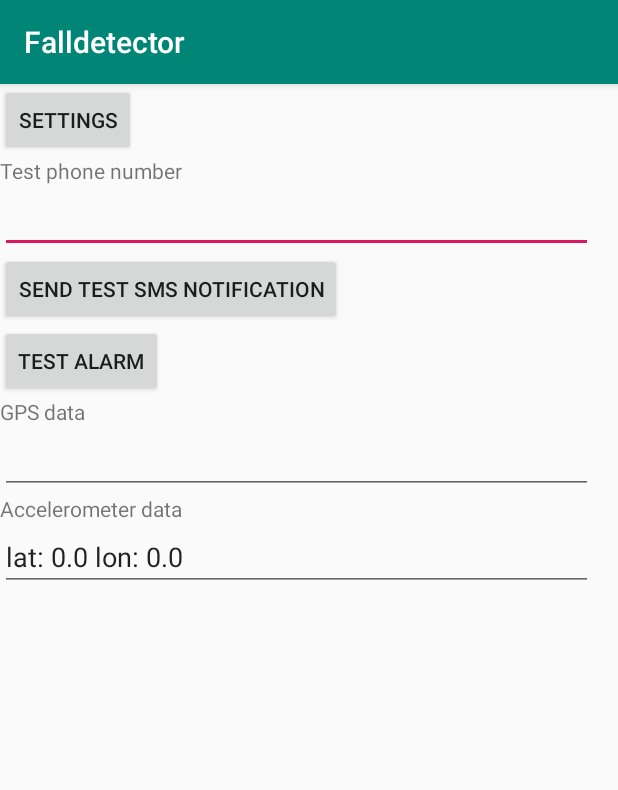
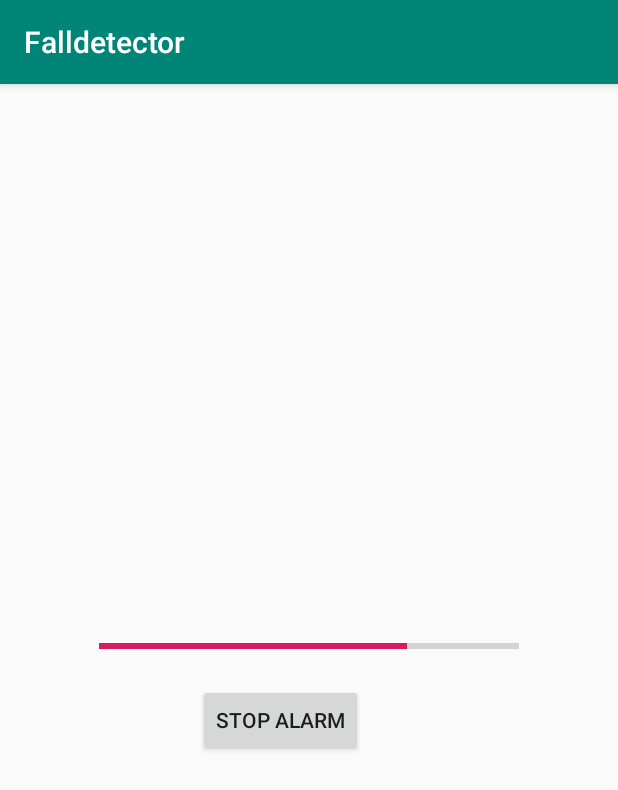
Before and after one commit to maxmsi/Fall_Detector, an Android app: the screen it shows after launch (MainActivity before the commit, Alarm after it), after a tap on "TEST ALARM", on a phone screen of 412 x 824 dp. Shown: the top 790 px of the screen. Run offline under Robolectric (Android 15) with nearby library versions, the phone set to English and light mode, and no system bars.

Commit message:
Alarm activity

```diff
--- a/app/src/main/AndroidManifest.xml
+++ b/app/src/main/AndroidManifest.xml
@@ -5,9 +5,9 @@
     <uses-permission android:name="android.permission.SEND_SMS" />
     <uses-permission android:name="android.permission.READ_PHONE_STATE" />
     <uses-permission android:name="android.permission.ACCESS_FINE_LOCATION" />
-    <uses-permission android:name="android.permission.ACCESS_COARSE_LOCATION"/>
-    <uses-permission android:name="android.permission.INTERNET"/>
-    <uses-permission android:name="android.permission.VIBRATE"/>
+    <uses-permission android:name="android.permission.ACCESS_COARSE_LOCATION" />
+    <uses-permission android:name="android.permission.INTERNET" />
+    <uses-permission android:name="android.permission.VIBRATE" />
 
     <application
         android:allowBackup="true"
@@ -16,9 +16,8 @@
         android:roundIcon="@mipmap/ic_launcher_round"
         android:supportsRtl="true"
         android:theme="@style/AppTheme">
+        <activity android:name=".Alarm"></activity>
         <activity android:name=".MainActivity">
-            android:name=".MainActivity"
-            android:label="Main View"
             <intent-filter>
                 <action android:name="android.intent.action.MAIN" />
 
@@ -27,8 +26,7 @@
         </activity>
         <activity
             android:name=".SettingsActivity"
-            android:label="@string/title_activity_settings">
-        </activity>
+            android:label="@string/title_activity_settings"></activity>
     </application>
 
 </manifest>
--- /dev/null
+++ b/app/src/main/java/com/example/falldetector/Alarm.java
@@ -0,0 +1,75 @@
+package com.example.falldetector;
+
+import androidx.appcompat.app.AppCompatActivity;
+
+import android.content.Context;
+import android.content.Intent;
+import android.content.SharedPreferences;
+import android.os.Bundle;
+import android.os.CountDownTimer;
+import android.os.Handler;
+import android.os.Vibrator;
+import android.preference.PreferenceManager;
+import android.view.View;
+import android.widget.Button;
+import android.widget.ProgressBar;
+
+import java.util.Timer;
+
+public class Alarm extends AppCompatActivity {
+
+    @Override
+    protected void onCreate(Bundle savedInstanceState) {
+        super.onCreate(savedInstanceState);
+        setContentView(R.layout.activity_alarm);
+
+        final SharedPreferences sharedPreferences = PreferenceManager.getDefaultSharedPreferences(this );
+
+        final Timer timer = new Timer();
+        // schedule to send smses after delay
+        // TODO: timer.schedule(task, delay);
+
+        // if vibration enabled vibrate
+        final Vibrator vib = (Vibrator) getSystemService(Context.VIBRATOR_SERVICE);
+        if(sharedPreferences.getBoolean("vibrationEnabled", true)) {
+            vib.vibrate(Integer.parseInt(sharedPreferences.getString("timeDelay", "3")) * 1000);
+        }
+        //if sound enabled play alarm
+        if(true) {
+            // TODO: Play sound
+        }
+
+        // Progress bar incrementing
+        final ProgressBar mProgressBar=((ProgressBar)findViewById(R.id.alarmLeftBar));
+        final int maxAlarmTime = Integer.parseInt(sharedPreferences.getString("timeDelay", "3")) * 1000;
+        mProgressBar.setMax(maxAlarmTime);
+        final CountDownTimer mCountDownTimer;
+        mProgressBar.setProgress(0);
+        mCountDownTimer=new CountDownTimer(maxAlarmTime,100) {
+            int i=0;
+            @Override
+            public void onTick(long millisUntilFinished) {
+                i++;
+                mProgressBar.incrementProgressBy(100);
+
+            }
+            @Override
+            public void onFinish() {
+                i++;
+                mProgressBar.setProgress(maxAlarmTime);
+            }
+        };
+        mCountDownTimer.start();
+
+        // Stop alarm
+        // TODO: discard alarm by shaking
+        findViewById(R.id.stopAlarmButton).setOnClickListener(new View.OnClickListener() {
+            public void onClick(View v) {
+                vib.cancel();
+                timer.cancel();
+                mCountDownTimer.cancel();
+                Alarm.super.finish();
+            }
+        });
+    }
+}
--- a/app/src/main/java/com/example/falldetector/MainActivity.java
+++ b/app/src/main/java/com/example/falldetector/MainActivity.java
@@ -63,10 +63,8 @@ public class MainActivity extends AppCompatActivity {
         // TEST FOR ALARM
         findViewById(R.id.testAlarmButton).setOnClickListener(new View.OnClickListener() {
             public void onClick(View v) {
-                Vibrator vib = (Vibrator) getSystemService(Context.VIBRATOR_SERVICE);
-                if(sharedPreferences.getBoolean("vibrationEnabled", true)) {
-                    vib.vibrate(Integer.parseInt(sharedPreferences.getString("timeDelay", "3")) * 1000);
-                }
+                Intent myIntent = new Intent(MainActivity.this, Alarm.class);
+                MainActivity.this.startActivity(myIntent);
             }
         });
 
--- /dev/null
+++ b/app/src/main/res/layout/activity_alarm.xml
@@ -0,0 +1,34 @@
+<?xml version="1.0" encoding="utf-8"?>
+<androidx.constraintlayout.widget.ConstraintLayout xmlns:android="http://schemas.android.com/apk/res/android"
+    xmlns:app="http://schemas.android.com/apk/res-auto"
+    xmlns:tools="http://schemas.android.com/tools"
+    android:layout_width="match_parent"
+    android:layout_height="match_parent"
+    tools:context=".Alarm">
+
+    <Button
+        android:id="@+id/stopAlarmButton"
+        android:layout_width="wrap_content"
+        android:layout_height="wrap_content"
+        android:layout_marginStart="132dp"
+        android:layout_marginTop="400dp"
+        android:text="Stop Alarm"
+        app:layout_constraintStart_toStartOf="parent"
+        app:layout_constraintTop_toTopOf="parent" />
+
+    <ProgressBar
+        android:id="@+id/alarmLeftBar"
+        style="?android:attr/progressBarStyleHorizontal"
+        android:layout_width="280dp"
+        android:layout_height="35dp"
+        android:layout_marginStart="8dp"
+        android:layout_marginTop="357dp"
+        android:layout_marginEnd="8dp"
+        android:layout_marginBottom="8dp"
+        android:keepScreenOn="true"
+        android:scrollbarSize="16dp"
+        app:layout_constraintBottom_toTopOf="@+id/stopAlarmButton"
+        app:layout_constraintEnd_toEndOf="parent"
+        app:layout_constraintStart_toStartOf="parent"
+        app:layout_constraintTop_toTopOf="parent" />
+</androidx.constraintlayout.widget.ConstraintLayout>
```
